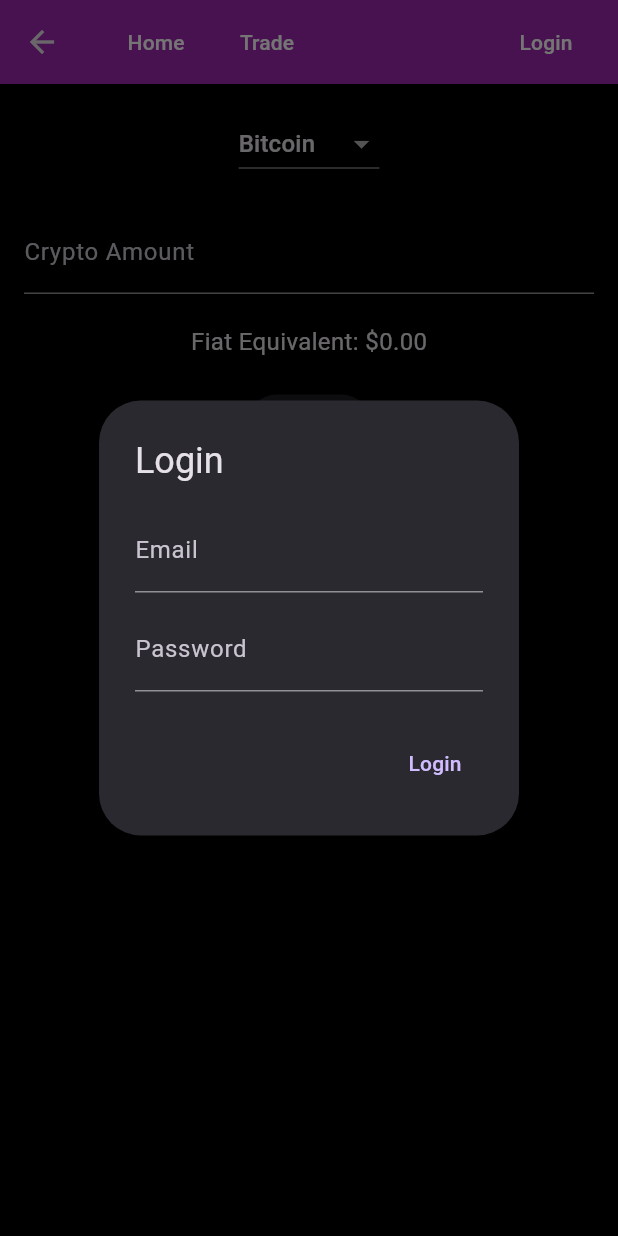
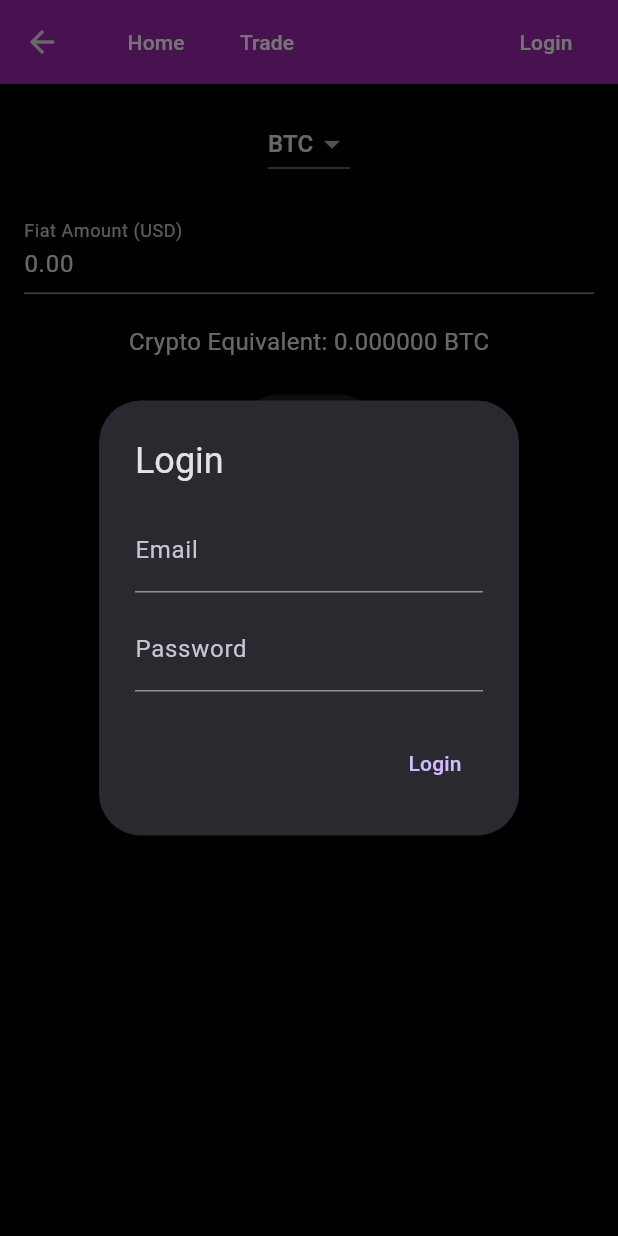
Before and after one commit to ekaterinabaygin/crypto_app, a Flutter app: the TradePage screen opened by its route, after a tap on "Swap", after a tap on "Login", on a phone screen of 412 x 824 dp. Run offline on Flutter 3.47's test engine with Material 3 defaults, Android fonts, the light colour scheme and no system bars; our stand-ins replace dio, flutter_dotenv, get, get_storage; accounts and stored records are empty; network calls fail.

Commit message:
fix rate page

```diff
--- a/lib/core/api_provider.dart
+++ b/lib/core/api_provider.dart
@@ -4,7 +4,6 @@ import 'package:flutter_dotenv/flutter_dotenv.dart';
 class ApiProvider {
   final Dio _dio = Dio();
 
-  // Fetch crypto assets with error handling
   Future<List<dynamic>> fetchCryptoAssets({required int limit}) async {
     const String apiUrl = 'https://rest.coinapi.io/v1/assets';
     final String apiKey = dotenv.env['COIN_API_KEY'] ?? '';
@@ -28,12 +27,11 @@ class ApiProvider {
     }
   }
 
-  // Fetch live exchange rates with proper error handling
   Future<Map<String, dynamic>?> fetchLiveExchangeRates({
     required String baseCurrency,
     required List<String> symbols,
   }) async {
-    const String apiUrl = 'https://api.exchangerate.host/latest';
+    const String apiUrl = 'https://api.exchangerate.host/live?access_key=403da6dfef81906bcaaf337abe527cd9';
 
     try {
       final response = await _dio.get(apiUrl, queryParameters: {
--- a/lib/core/auth_guard.dart
+++ b/lib/core/auth_guard.dart
@@ -1,6 +1,6 @@
 import 'package:get/get.dart';
 import 'package:flutter/material.dart';
-import 'package:crypto_trading_app/features/auth/controller/auth_controller.dart';
+import '../features/auth/controller/auth_controller.dart';
 
 class AuthGuard extends GetMiddleware {
   @override
--- a/lib/features/auth/controller/auth_controller.dart
+++ b/lib/features/auth/controller/auth_controller.dart
@@ -12,10 +12,9 @@ class AuthController extends GetxController {
   }
 
   void login(String email, String password) {
-    // For now, we accept any email/password combination to simplify the login process
     if (email.isNotEmpty && password.isNotEmpty) {
       isLoggedIn.value = true;
-      storage.write('isLoggedIn', true); // Persist login state
+      storage.write('isLoggedIn', true);
       Get.offAllNamed('/home');
     } else {
       Get.snackbar('Login Failed', 'Please enter both email and password');
--- a/lib/features/auth/view/login_modal.dart
+++ b/lib/features/auth/view/login_modal.dart
@@ -32,9 +32,10 @@ class LoginModal extends StatelessWidget {
           onPressed: () {
             final email = emailController.text.trim();
             final password = passwordController.text.trim();
-            authController.login(email, password); // Simplified login
+            authController.login(email, password);
             if (authController.isLoggedIn.value) {
-              Get.back(); // Close modal if login succeeds
+              Get.back();
+              Get.offAllNamed('/trade');
             }
           },
           child: const Text('Login'),
--- a/lib/features/trade/data/trade_service.dart
+++ b/lib/features/trade/data/trade_service.dart
@@ -3,9 +3,8 @@ import 'package:crypto_trading_app/core/api_provider.dart';
 import 'package:crypto_trading_app/features/home/models/crypto_asset.dart';
 
 class TradeService {
-  final ApiProvider _apiProvider = Get.find<ApiProvider>();  // Use ApiProvider
+  final ApiProvider _apiProvider = Get.find<ApiProvider>();
 
-  // Fetch crypto assets with a limit parameter
   Future<List<CryptoAsset>> getCryptoAssets({required int limit}) async {
     try {
       final assetsData = await _apiProvider.fetchCryptoAssets(limit: limit);
@@ -16,7 +15,6 @@ class TradeService {
     }
   }
 
-  // Fetch exchange rates
   Future<Map<String, dynamic>?> getExchangeRates(String baseCurrency, List<String> symbols) async {
     try {
       final rates = await _apiProvider.fetchLiveExchangeRates(
--- a/lib/features/trade/view/trade_page.dart
+++ b/lib/features/trade/view/trade_page.dart
@@ -1,14 +1,14 @@
 import 'package:flutter/material.dart';
 import 'package:get/get.dart';
+import '../../../core/widgets/sticky_header.dart';
 import '../view_model/trade_controller.dart';
-import '../../../core/widgets/sticky_header.dart';
 
 class TradePage extends StatelessWidget {
   const TradePage({super.key});
 
   @override
   Widget build(BuildContext context) {
-    final tradeController = Get.find<TradeController>();
+    final TradeController tradeController = Get.find<TradeController>();
 
     return Scaffold(
       appBar: const StickyHeader(),
@@ -16,8 +16,8 @@ class TradePage extends StatelessWidget {
         padding: const EdgeInsets.all(16.0),
         child: Column(
           children: [
-            // Dropdown for selecting the cryptocurrency
-            DropdownButton<String>(
+            Obx(() {
+              return DropdownButton<String>(
                 value: tradeController.selectedCrypto.value,
                 items: tradeController.cryptoList.map((crypto) {
                   return DropdownMenuItem<String>(
@@ -26,30 +26,44 @@ class TradePage extends StatelessWidget {
                   );
                 }).toList(),
                 onChanged: (value) => tradeController.selectCrypto(value),
-            ),
+              );
+            }),
             const SizedBox(height: 20),
 
-            TextField(
-              controller: tradeController.cryptoAmountController,
-              decoration: const InputDecoration(labelText: 'Crypto Amount'),
+            Obx(() {
+              return TextField(
+                controller: tradeController.isCryptoInputMode.value
+                    ? tradeController.cryptoAmountController
+                    : tradeController.fiatAmountController,
+                decoration: InputDecoration(
+                  labelText: tradeController.isCryptoInputMode.value
+                      ? 'Crypto Amount'
+                      : 'Fiat Amount (USD)',
+                ),
                 keyboardType: TextInputType.number,
                 onChanged: (value) {
-                double cryptoAmount = double.tryParse(value) ?? 0.0;
-                tradeController.updateFiatAmount(cryptoAmount);
+                  double inputAmount = double.tryParse(value) ?? 0.0;
+                  if (tradeController.isCryptoInputMode.value) {
+                    tradeController.updateFiatAmount(inputAmount);
+                  } else {
+                    tradeController.updateCryptoAmount(inputAmount);
+                  }
                 },
-            ),
+              );
+            }),
+
             const SizedBox(height: 20),
-
             Obx(() => Text(
-              'Fiat Equivalent: \$${tradeController.fiatAmount.value.toStringAsFixed(2)}',
+              tradeController.isCryptoInputMode.value
+                  ? 'Fiat Equivalent: \$${tradeController.fiatAmount.value.toStringAsFixed(2)}'
+                  : 'Crypto Equivalent: ${tradeController.cryptoAmount.value.toStringAsFixed(6)} ${tradeController.selectedCrypto.value}',
               style: const TextStyle(fontSize: 16),
             )),
 
             const SizedBox(height: 20),
 
-            // Swap Button
             ElevatedButton(
-              onPressed: tradeController.swapValues,
+              onPressed: tradeController.swapInputMode,
               child: const Text('Swap'),
             ),
           ],
--- a/lib/features/trade/view_model/trade_controller.dart
+++ b/lib/features/trade/view_model/trade_controller.dart
@@ -1,29 +1,35 @@
+import 'package:get/get.dart';
+import 'package:flutter/material.dart';
+import 'package:http/http.dart' as http;
 import 'dart:convert';
-import 'package:flutter/material.dart';
-import 'package:get/get.dart';
-import 'package:http/http.dart' as http;
 
 class TradeController extends GetxController {
-  var cryptoList = ['Bitcoin', 'Ethereum', 'Litecoin'].obs;
-  var selectedCrypto = 'Bitcoin'.obs;
+  var cryptoList = ['BTC', 'ETH', 'LTC'].obs;
+  var selectedCrypto = 'BTC'.obs;
+
+  var isCryptoInputMode = true.obs;
+
   TextEditingController cryptoAmountController = TextEditingController();
+  TextEditingController fiatAmountController = TextEditingController();
+
+  var cryptoAmount = 0.0.obs;
   var fiatAmount = 0.0.obs;
-  var conversionRate = <String, double>{}.obs;
+
+  var conversionRate = 0.0.obs;
 
   @override
   void onInit() {
     super.onInit();
-    fetchConversionRates();
+    fetchConversionRate();
   }
-  Future<void> fetchConversionRates() async {
-    const apiUrl = 'https://api.exchangerate.host/latest';
 
+  Future<void> fetchConversionRate() async {
+    final String apiUrl = 'https://api.exchangerate.host/live';
     try {
       final response = await http.get(
         Uri.parse(apiUrl).replace(
           queryParameters: {
-            'base': 'USD',
-            'symbols': 'BTC,ETH,LTC',
+            'access_key': '403da6dfef81906bcaaf337abe527cd9', // Your access key
           },
         ),
       );
@@ -31,39 +37,77 @@ class TradeController extends GetxController {
       if (response.statusCode == 200) {
         final data = jsonDecode(response.body);
 
-        if (data['rates'] != null) {
-          // Correctly access rates for each currency
-          conversionRate['Bitcoin'] = data['rates']['BTC'] ?? 0.0;
-          conversionRate['Ethereum'] = data['rates']['ETH'] ?? 0.0;
-          conversionRate['Litecoin'] = data['rates']['LTC'] ?? 0.0;
-
-          // Recalculate the fiat amount based on the fetched rates
-          updateFiatAmount(double.tryParse(cryptoAmountController.text) ?? 0.0);
+        // Check if the 'quotes' and 'USDBTC' fields are present
+        if (data['quotes'] != null && data['quotes']['USDBTC'] != null) {
+          conversionRate.value = 1 / data['quotes']['USDBTC']; // Convert USD to BTC rate
+          print('Conversion rate (BTC to USD) fetched: ${conversionRate.value}');
         } else {
-          Get.snackbar('Error', 'Invalid data received from API');
+          conversionRate.value = 0.0;
+          Get.snackbar('Error', 'BTC rate not available. Please try again.');
+          print('Error: BTC rate not available in the API response.');
         }
       } else {
-        Get.snackbar('Error', 'Failed to load conversion rates');
+        conversionRate.value = 0.0;
+        Get.snackbar('Error', 'Failed to load conversion rates. Status Code: ${response.statusCode}');
+        print('Error: Failed to fetch conversion rate. Status Code: ${response.statusCode}');
       }
     } catch (e) {
+      conversionRate.value = 0.0;
       Get.snackbar('Error', 'Failed to fetch rates: $e');
+      print('Error fetching conversion rates: $e');
+    }
+
+    // Ensure that we update fields based on the conversion rate
+    if (isCryptoInputMode.value) {
+      updateFiatAmount(double.tryParse(cryptoAmountController.text) ?? 0.0);
+    } else {
+      updateCryptoAmount(double.tryParse(fiatAmountController.text) ?? 0.0);
     }
   }
+
+
 
   void selectCrypto(String? value) {
     if (value != null) {
       selectedCrypto.value = value;
-      updateFiatAmount(double.tryParse(cryptoAmountController.text) ?? 0.0);
+      fetchConversionRate();
     }
   }
+
+  // Method to update the fiat equivalent when the user inputs a crypto amount
   void updateFiatAmount(double cryptoAmount) {
-    final rate = conversionRate[selectedCrypto.value] ?? 0.0;
-    fiatAmount.value = cryptoAmount * rate;
+    if (conversionRate.value == 0.0 || cryptoAmount == 0.0) {
+      fiatAmount.value = 0.0; // Handle case when the rate or input is 0
+    } else {
+      fiatAmount.value = (cryptoAmount * conversionRate.value).toPrecision(2);
+    }
+    fiatAmountController.text = fiatAmount.value.toStringAsFixed(2);
   }
-  void swapValues() {
-    Get.snackbar(
-      'Swap Successful',
-      'Swapped ${cryptoAmountController.text} ${selectedCrypto.value} for \$${fiatAmount.value.toStringAsFixed(2)}',
-    );
+
+// Method to update the crypto equivalent when the user inputs a fiat amount
+  void updateCryptoAmount(double fiatAmount) {
+    if (conversionRate.value == 0.0 || fiatAmount == 0.0) {
+      cryptoAmount.value = 0.0; // Handle case when the rate or input is 0
+    } else {
+      cryptoAmount.value = (fiatAmount / conversionRate.value).toPrecision(6);
+    }
+    cryptoAmountController.text = cryptoAmount.value.toStringAsFixed(6);
   }
-}
+
+
+  void swapInputMode() {
+    isCryptoInputMode.value = !isCryptoInputMode.value;
+
+    // Avoid calculating with invalid values (NaN, Infinity, or 0)
+    if (isCryptoInputMode.value) {
+      double fiatAmountValue = double.tryParse(fiatAmountController.text) ?? 0.0;
+      if (fiatAmountValue != 0.0 && conversionRate.value != 0.0) {
+        updateCryptoAmount(fiatAmountValue);  // Recalculate crypto amount based on existing fiat
+      }
+    } else {
+      double cryptoAmountValue = double.tryParse(cryptoAmountController.text) ?? 0.0;
+      if (cryptoAmountValue != 0.0 && conversionRate.value != 0.0) {
+        updateFiatAmount(cryptoAmountValue);  // Recalculate fiat amount based on existing crypto
+      }
+    }
+  }}
--- a/lib/main.dart
+++ b/lib/main.dart
@@ -10,8 +10,8 @@ import 'package:flutter_dotenv/flutter_dotenv.dart';
 void main() async {
   WidgetsFlutterBinding.ensureInitialized();
   await dotenv.load(fileName: ".env");
-  await GetStorage.init();  // Persistent storage
-  DependencyInjection.init(); // Initialize controllers
+  await GetStorage.init();
+  DependencyInjection.init();
 
   runApp(const MyApp());
 }
@@ -34,7 +34,7 @@ class MyApp extends StatelessWidget {
         GetPage(
           name: '/trade',
           page: () => TradePage(),
-          middlewares: [AuthGuard()],  // Protect TradePage with AuthGuard
+          middlewares: [AuthGuard()],
         ),
       ],
     );
```
Also changed, not shown: lib/features/exchange_rate/view/exchange_rate_page.dart (deleted, +0 -66 lines), lib/features/exchange_rate/view_model/exchange_rate_controller.dart (deleted, +0 -24 lines), lib/features/home/data/crypto_service.dart (+1 -6 lines), lib/features/home/view/home_page.dart (+51 -17 lines), lib/features/home/view_model/crypto_controller.dart (+18 -2 lines), lib/features/home/view/crypto_item.dart (line endings or trailing spaces), 3 other files. Lines whose indentation alone changed are shown as unchanged.
